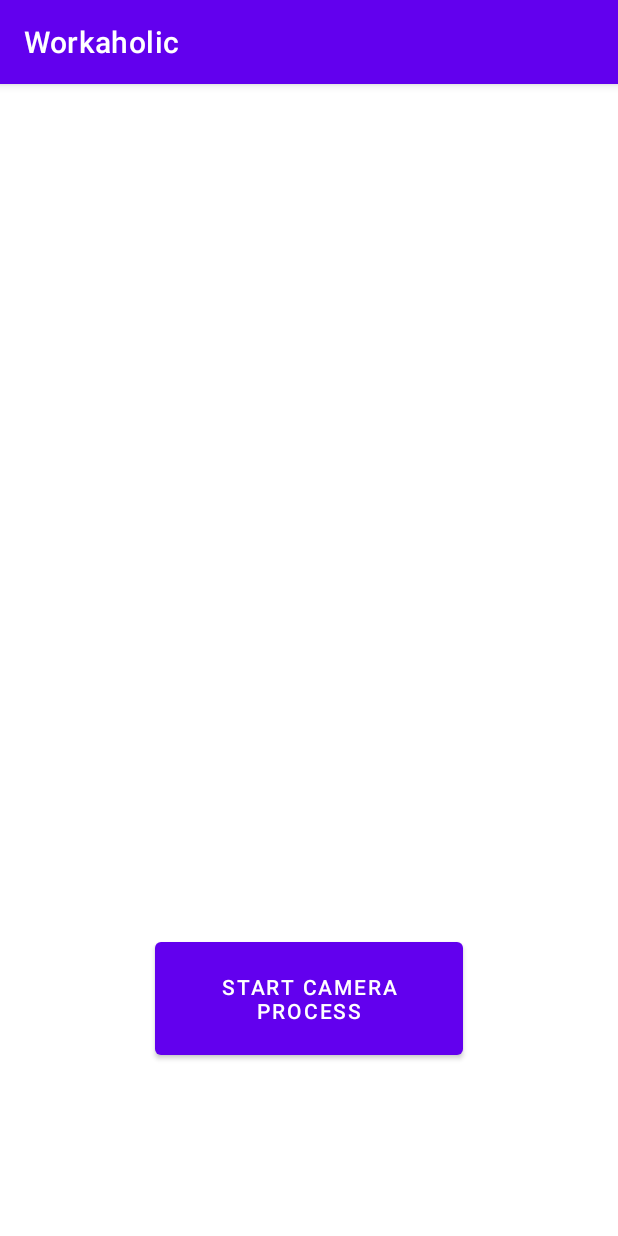
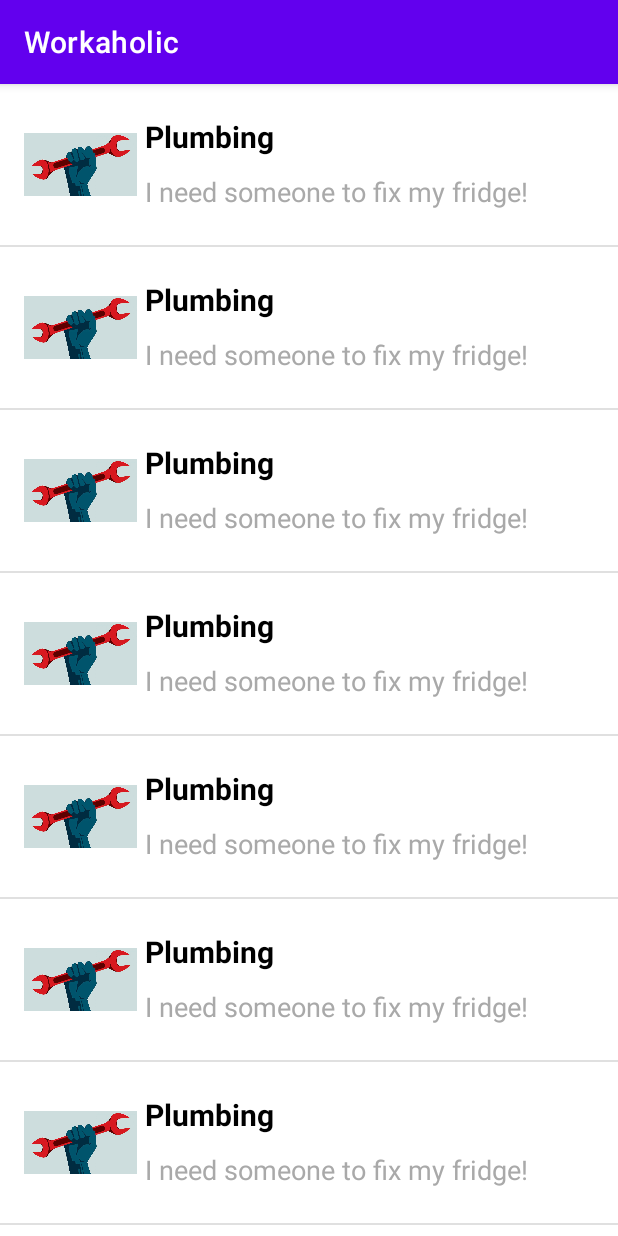
Before and after one commit to MustafaMaalin/trio-wor-smartmobile, an Android app: the screen it shows after launch (CameraActivity before the commit, JobActivity after it), on a phone screen of 412 x 824 dp. Run offline under Robolectric (Android 15) with nearby library versions, the phone set to English and light mode, and no system bars.

Commit message:
List and next page are made and flow is created.

```diff
--- /dev/null
+++ b/Android/app/src/main/java/com/example/workaholic/activities/JobActivity.kt
@@ -0,0 +1,58 @@
+package com.example.workaholic.activities
+
+import android.content.Intent
+import androidx.appcompat.app.AppCompatActivity
+import android.os.Bundle
+import android.view.View
+import android.widget.AdapterView
+import android.widget.ListView
+import android.widget.Toast
+import com.example.workaholic.R
+
+class JobActivity : AppCompatActivity() {
+
+    override fun onCreate(savedInstanceState: Bundle?) {
+        super.onCreate(savedInstanceState)
+        setContentView(R.layout.activity_job)
+
+    var listview = findViewById<ListView>(R.id.listView)
+    var list = mutableListOf<Model>()
+
+    list.add(Model("Plumbing", "I need someone to fix my fridge!", R.drawable.plumbing))
+        list.add(Model("Plumbing", "I need someone to fix my fridge!", R.drawable.plumbing))
+        list.add(Model("Plumbing", "I need someone to fix my fridge!", R.drawable.plumbing))
+        list.add(Model("Plumbing", "I need someone to fix my fridge!", R.drawable.plumbing))
+        list.add(Model("Plumbing", "I need someone to fix my fridge!", R.drawable.plumbing))
+        list.add(Model("Plumbing", "I need someone to fix my fridge!", R.drawable.plumbing))
+        list.add(Model("Plumbing", "I need someone to fix my fridge!", R.drawable.plumbing))
+
+    listview.adapter = MyAdapter(this, R.layout.row, list)
+
+    listview.setOnItemClickListener{
+        parent: AdapterView<*>?, view: View?, position: Int, id: Long ->
+        if(position == 0)
+        {
+            val intent = Intent(this@JobActivity, JobDescriptionActivitity::class.java)
+
+            startActivity(intent)
+        }
+        if(position == 1)
+        {
+            Toast.makeText(this@JobActivity, "you click on Plumbing Job", Toast.LENGTH_LONG).show()
+        }
+        if(position == 2)
+        {
+            Toast.makeText(this@JobActivity, "you click on Plumbing Job", Toast.LENGTH_LONG).show()
+        }
+        if(position == 3)
+        {
+            Toast.makeText(this@JobActivity, "you click on Plumbing Job", Toast.LENGTH_LONG).show()
+        }
+        if(position == 4)
+        {
+            Toast.makeText(this@JobActivity, "you click on Plumbing Job", Toast.LENGTH_LONG).show()
+        }
+    }
+
+    }
+}
--- /dev/null
+++ b/Android/app/src/main/java/com/example/workaholic/activities/Model.kt
@@ -0,0 +1,6 @@
+package com.example.workaholic.activities
+
+class Model (val title:String, val description:String, val img:Int) {
+    //values i can use in my listview
+
+}
--- /dev/null
+++ b/Android/app/src/main/java/com/example/workaholic/activities/MyAdapter.kt
@@ -0,0 +1,33 @@
+package com.example.workaholic.activities
+
+import android.content.Context
+import android.content.res.Resources
+import android.view.LayoutInflater
+import android.view.View
+import android.view.ViewGroup
+import android.widget.ArrayAdapter
+import android.widget.ImageView
+import android.widget.TextView
+import com.example.workaholic.R
+import kotlinx.android.synthetic.main.row.view.*
+
+
+class MyAdapter (var mCtx:Context, var resources: Int, var items:List<Model>):ArrayAdapter<Model>(mCtx, resources, items) {
+
+    override fun getView(position: Int, convertView: View?, parent: ViewGroup): View {
+        val layoutInflater:LayoutInflater = LayoutInflater.from(mCtx)
+        val view:View = layoutInflater.inflate(resources, null)
+
+        val imageView:ImageView = view.findViewById(R.id.image)
+        val titleTextView:TextView = view.findViewById(R.id.textView1)
+        val descriptionTextView:TextView = view.findViewById(R.id.textView2)
+
+        var mItem:Model = items[position]
+        imageView.setImageDrawable(mCtx.resources.getDrawable(mItem.img))
+        titleTextView.text = mItem.title
+        descriptionTextView.text = mItem.description
+
+        return view
+    }
+
+}
--- /dev/null
+++ b/Android/app/src/main/res/layout/activity_job.xml
@@ -0,0 +1,19 @@
+<?xml version="1.0" encoding="utf-8"?>
+
+
+<LinearLayout
+xmlns:android="http://schemas.android.com/apk/res/android"
+xmlns:app="http://schemas.android.com/apk/res-auto"
+xmlns:tools="http://schemas.android.com/tools"
+android:layout_width="match_parent"
+android:layout_height="match_parent"
+android:orientation="vertical"
+tools:context=".activities.JobActivity">
+
+    <ListView
+        android:id="@+id/listView"
+        android:layout_width="match_parent"
+        android:layout_height="match_parent">
+
+    </ListView>
+</LinearLayout>
--- /dev/null
+++ b/Android/app/src/main/res/layout/row.xml
@@ -0,0 +1,47 @@
+<?xml version="1.0" encoding="utf-8"?>
+<LinearLayout xmlns:android="http://schemas.android.com/apk/res/android"
+    android:orientation="horizontal" android:layout_width="match_parent"
+    android:layout_height="match_parent"
+    android:padding="16dp"
+    >
+
+
+    <ImageView
+        android:id="@+id/image"
+        android:layout_width="75dp"
+        android:layout_height="75dp"
+        android:src="@mipmap/ic_launcher"
+
+        />
+
+    <LinearLayout
+        android:layout_width="match_parent"
+        android:layout_height="wrap_content"
+        android:orientation="vertical"
+        >
+
+        <TextView
+            android:layout_width="wrap_content"
+            android:layout_height="wrap_content"
+            android:id="@+id/textView1"
+            android:text="Plumbing Job"
+            android:textStyle="bold"
+            android:textSize="20sp"
+            android:layout_margin="5dp"
+            android:textColor="#000"
+            />
+
+        <TextView
+            android:layout_width="wrap_content"
+            android:layout_height="wrap_content"
+            android:id="@+id/textView2"
+            android:text="I need someone to fix my fridge!"
+            android:textSize="18sp"
+            android:layout_margin="5dp"
+            android:textColor="#a9a9a9"
+            />
+
+    </LinearLayout>
+
+
+</LinearLayout>
```
Also changed, not shown: Android/app/src/main/AndroidManifest.xml (+11 -7 lines), Android/app/src/main/java/com/example/workaholic/activities/JobDescriptionActivitity.kt (added, +12 -0 lines), Android/app/src/main/res/layout/activity_camera.xml (+35 -2 lines), Android/app/src/main/res/layout/activity_job_description_activitity.xml (added, +9 -0 lines), Android/app/src/main/res/drawable/plumbing.jpg (added), Android/app/src/main/res/values/strings.xml (line endings or trailing spaces).
